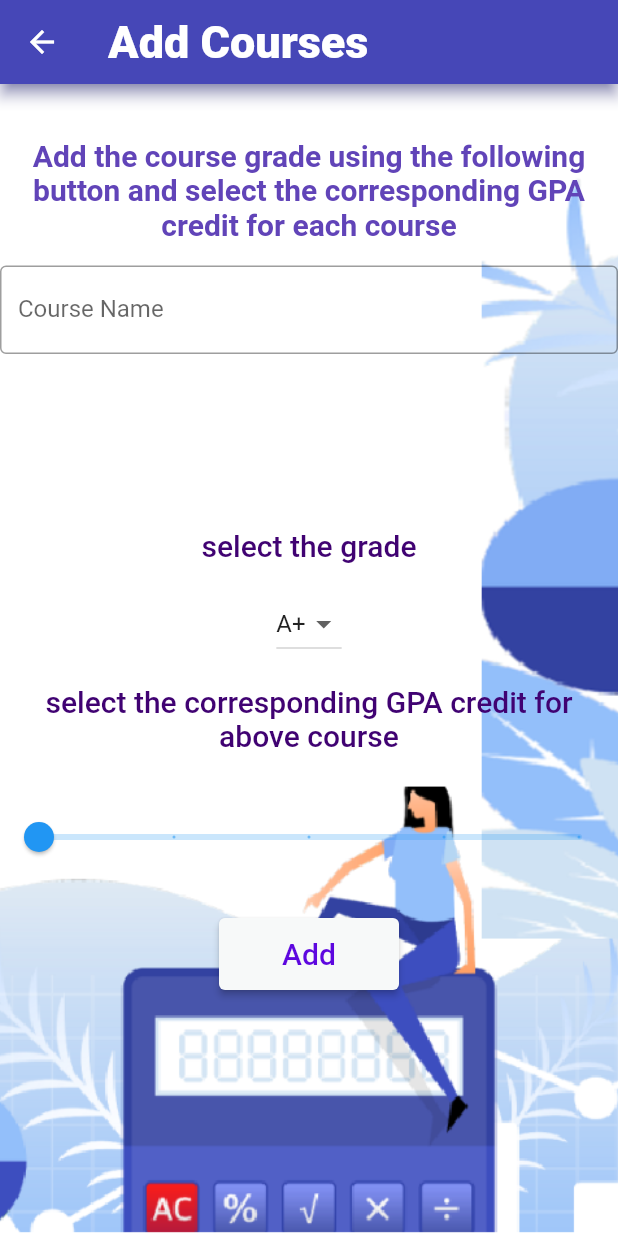
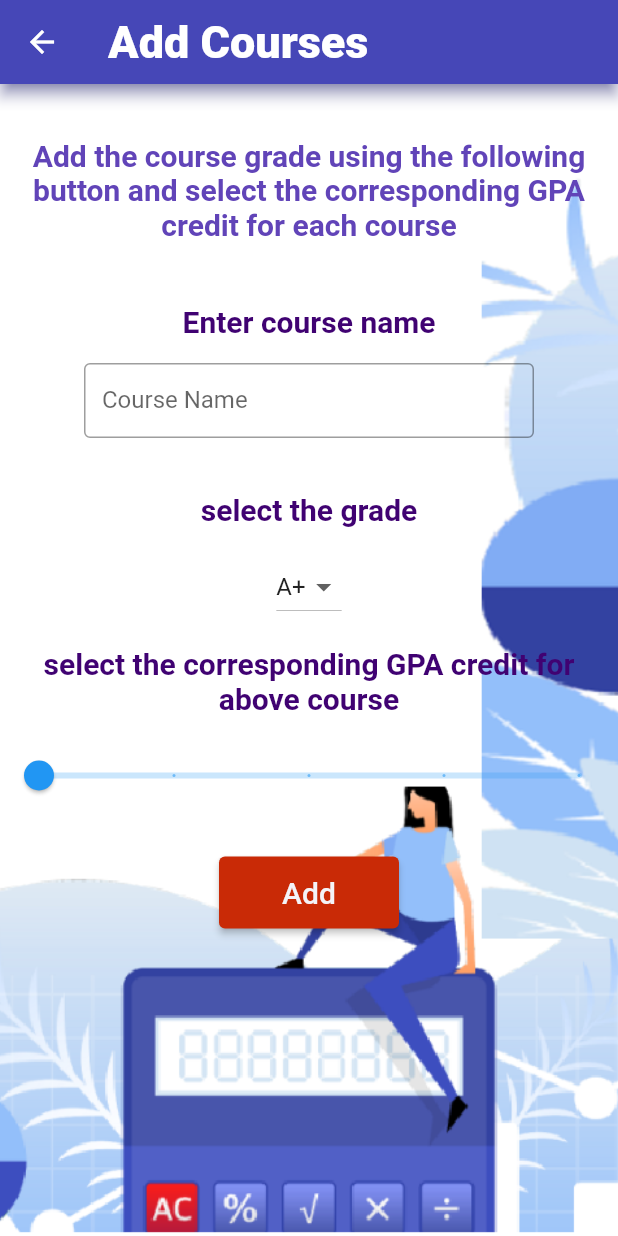
Before and after one commit to nimeshkk/Android_App, a Flutter app: the GpaPage screen opened directly, after a tap on "Add Course", on a phone screen of 412 x 824 dp. Run offline on Flutter 3.47's test engine with Material 2 defaults, Android fonts, the phone set to English and light mode, and no system bars; our stand-ins replace another_carousel_pro, carousel_slider, device_preview, draggable_home, table_calendar; missing offline and left inert: flutter_dismissible_tile.

Commit message:
gpa few edits

```diff
--- a/lib/pages/gpa_pages/gpapage.dart
+++ b/lib/pages/gpa_pages/gpapage.dart
@@ -70,17 +70,23 @@ class _GpaPageState extends State<GpaPage> {
               style: ElevatedButton.styleFrom(
                 primary: const Color.fromARGB(255, 70, 71, 183),
                 fixedSize: const Size(
-                    200, 40), // Set the width and height of the button
+                    300, 40), // Set the width and height of the button
               ),
               child: const Text(
                 'Add Course',
-                style: TextStyle(color: Colors.white),
+                style: TextStyle(
+                    color: Colors.white,
+                    fontSize: 18,
+                    fontWeight: FontWeight.w500),
               ),
             ),
             const SizedBox(
               height: 20,
             ),
-            ElevatedButton(
+            Container(
+              margin: EdgeInsets.only(
+                  bottom: 20), // Add top margin to adjust the position
+              child: ElevatedButton(
                 onPressed: () {
                   double gpa = calculateGpa(courses);
                   String gpaMessage = getGpaMessage(gpa);
@@ -105,11 +111,15 @@ class _GpaPageState extends State<GpaPage> {
                 style: ElevatedButton.styleFrom(
                   primary: const Color.fromARGB(255, 70, 71, 183),
                   fixedSize: const Size(
-                    200, 40), // Set the width and height of the button
+                      300, 40), // Set the width and height of the button
                 ),
                 child: const Text(
                   'Calculate GPA',
-                style: TextStyle(color: Colors.white),
+                  style: TextStyle(
+                      color: Colors.white,
+                      fontSize: 18,
+                      fontWeight: FontWeight.w500),
+                ),
               ),
             ),
           ],
--- a/lib/pages/gpa_pages/gpapage1.dart
+++ b/lib/pages/gpa_pages/gpapage1.dart
@@ -50,9 +50,28 @@ class _GpaPage1State extends State<GpaPage1> {
                 textAlign: TextAlign.center,
               ),
             ),
+            const SizedBox(
+              height: 10,
+            ),
+            const Padding(
+              padding: EdgeInsets.all(16.0),
+              child: Text(
+                "Enter course name",
+                style: TextStyle(
+                  color: Color.fromARGB(255, 64, 2, 114),
+                  fontStyle: FontStyle.normal,
+                  fontWeight: FontWeight.w700,
+                  fontSize: 20,
+                ),
+                textAlign: TextAlign.center,
+              ),
+            ),
 
             // coures name
-            TextField(
+            Container(
+              width: 300, // Set the desired width
+              height: 50, // Set the desired height
+              child: TextField(
                 onChanged: (value) {
                   setState(() {
                     courseName = value;
@@ -63,9 +82,10 @@ class _GpaPage1State extends State<GpaPage1> {
                   border: OutlineInputBorder(),
                 ),
               ),
+            ),
 
             const SizedBox(
-              height: 100,
+              height: 20,
             ),
             const Padding(
               padding: EdgeInsets.all(16.0),
@@ -74,15 +94,13 @@ class _GpaPage1State extends State<GpaPage1> {
                 style: TextStyle(
                   color: Color.fromARGB(255, 64, 2, 114),
                   fontStyle: FontStyle.normal,
-                  fontWeight: FontWeight.w500,
+                  fontWeight: FontWeight.w700,
                   fontSize: 20,
                 ),
                 textAlign: TextAlign.center,
               ),
             ),
-            const SizedBox(
-              height: 1,
-            ),
+
             DropdownButton<String>(
               value: selectedGrade,
               onChanged: (newValue) {
@@ -99,9 +117,7 @@ class _GpaPage1State extends State<GpaPage1> {
                 },
               ).toList(),
             ),
-            const SizedBox(
-              height: 0,
-            ),
+
             const Padding(
               padding: EdgeInsets.all(16.0),
               child: Text(
@@ -109,13 +125,13 @@ class _GpaPage1State extends State<GpaPage1> {
                 style: TextStyle(
                   color: Color.fromARGB(255, 64, 2, 114),
                   fontStyle: FontStyle.normal,
-                  fontWeight: FontWeight.w500,
+                  fontWeight: FontWeight.w700,
                   fontSize: 20,
                 ),
                 textAlign: TextAlign.center,
               ),
             ),
-            const SizedBox(height: 16),
+            // const SizedBox(height: 16),
             Slider(
               value: selectedCredits.toDouble(),
               onChanged: (newValue) {
@@ -138,8 +154,8 @@ class _GpaPage1State extends State<GpaPage1> {
                 Navigator.pop(context, course);
               },
               style: ElevatedButton.styleFrom(
-                primary: const Color.fromARGB(
-                    255, 247, 249, 249), // Set your desired button color
+                primary: Color.fromARGB(
+                    255, 201, 42, 6), // Set your desired button color
                 minimumSize: const Size(120, 48),
 
                 // Set the width and height of the button
@@ -147,7 +163,7 @@ class _GpaPage1State extends State<GpaPage1> {
               child: const Text(
                 'Add',
                 style: TextStyle(
-                  color: Color.fromARGB(255, 93, 7, 223),
+                  color: Color.fromARGB(255, 244, 243, 247),
                   fontStyle: FontStyle.normal,
                   fontWeight: FontWeight.w500,
                   fontSize: 20,
```
Lines whose indentation alone changed are shown as unchanged.
